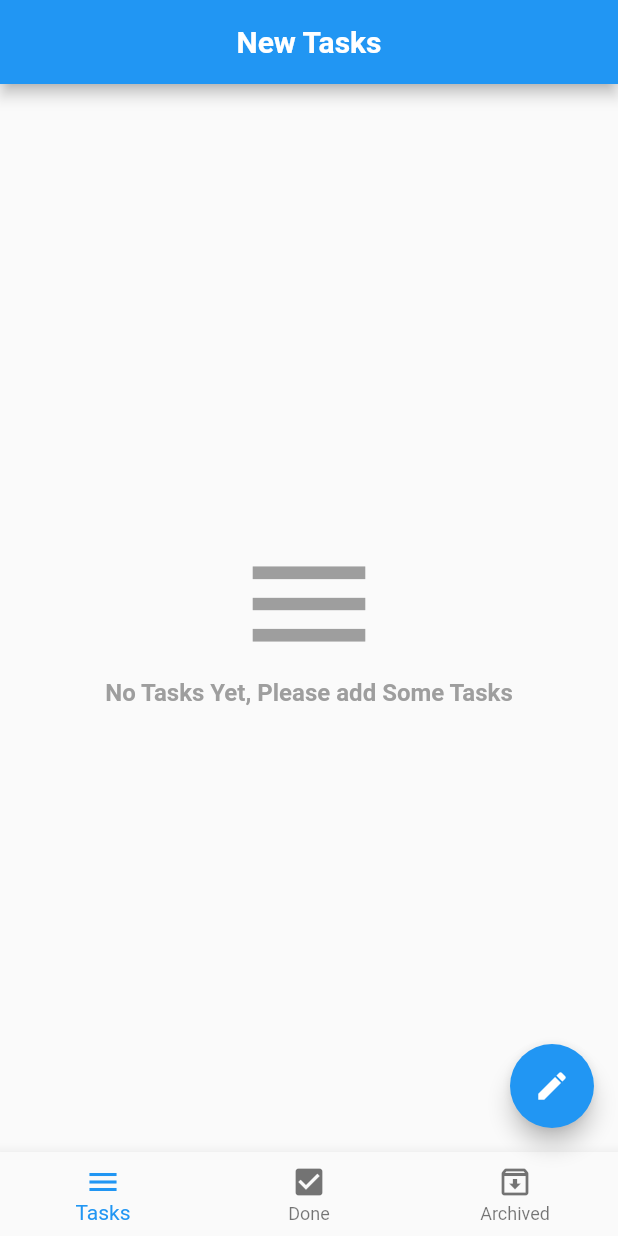
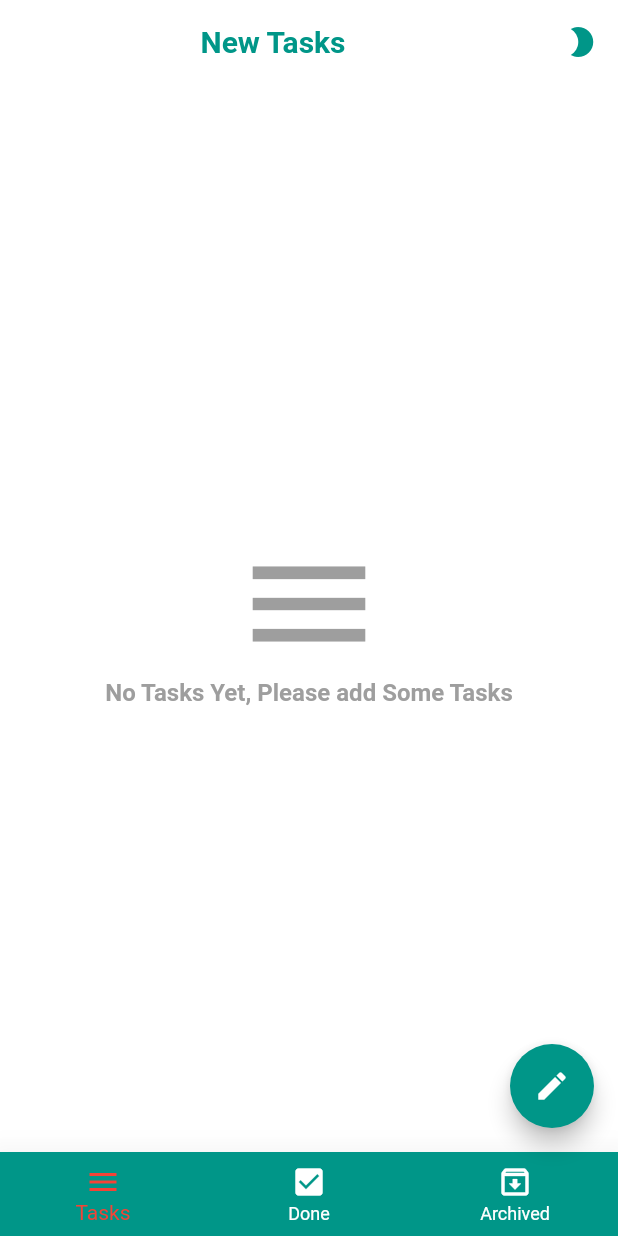
Before and after one commit to EsraaGamal99/TodoApp, a Flutter app: the screen it shows after launch, on a phone screen of 412 x 824 dp. Run offline on Flutter 3.47's test engine with Material 2 defaults, Android fonts, the phone set to English and light mode, and no system bars; our stand-ins replace bloc, conditional_builder, flutter_bloc, shared_preferences, sqflite; accounts and stored records are empty; Roboto replaces fonts that are missing (jannah).

Commit message:
darkMode

```diff
--- a/lib/layout/home_layout.dart
+++ b/lib/layout/home_layout.dart
@@ -10,6 +10,7 @@
 import 'package:todo_app/shared/components/components.dart';
 import 'package:todo_app/shared/cubit/cubit.dart';
 import 'package:todo_app/shared/cubit/states.dart';
+import 'package:todo_app/shared/styels/icon_broken.dart';
 
 class HomeLayout extends StatelessWidget {
 
@@ -22,9 +23,7 @@
 
   @override
   Widget build(BuildContext context) {
-    return BlocProvider(
-      create: (BuildContext context) => AppCubit()..createDataBase(),
-      child: BlocConsumer<AppCubit, AppStates>(
+    return BlocConsumer<AppCubit, AppStates>(
       listener: (BuildContext context, AppStates state) {},
       builder: (BuildContext context, AppStates state) {
         AppCubit cubit = AppCubit.get(context);
@@ -39,6 +38,12 @@
                   ),
                 ),
               ),
+              actions: [
+                IconButton(onPressed: (){
+                  AppCubit.get(context).changeThemeMode();
+                  print(AppCubit.get(context).isDark);
+                }, icon: AppCubit.get(context).isDark?Icon(Icons.mode_night_outlined,):Icon(Icons.mode_night,),),
+              ],
             ),
             body: ConditionalBuilder(
               condition: state != AppGetDatabaseLoadingState(),
@@ -64,6 +69,7 @@
           else {
             scaffoldKey.currentState.showBottomSheet((context) =>
                   Container(
+
                     color: Colors.white,
                     padding: EdgeInsets.all(15.0,),
                     child: Form(
@@ -181,6 +187,5 @@
         ],),
         );
         },
-      ),
     );
   }}
--- a/lib/main.dart
+++ b/lib/main.dart
@@ -1,23 +1,45 @@
 import 'package:bloc/bloc.dart';
 import 'package:flutter/material.dart';
+import 'package:flutter_bloc/flutter_bloc.dart';
 import 'package:todo_app/layout/home_layout.dart';
 import 'package:todo_app/shared/bloc_observer.dart';
+import 'package:todo_app/shared/cubit/cubit.dart';
+import 'package:todo_app/shared/cubit/states.dart';
+import 'package:todo_app/shared/styels/themes.dart';
 
-void main() {
+import 'network/local/cach_helper.dart';
+
+Future<void> main() async {
+
+  WidgetsFlutterBinding.ensureInitialized();
   Bloc.observer = MyBlocObserver();
-  runApp( MyApp());
+  await CacheHelper.init();
+  bool isDark = CacheHelper.getBoolean(key: 'isDark');
+
+  runApp( MyApp(isDark: isDark,));
 
 }
 
 class MyApp extends StatelessWidget {
+  final bool isDark ;
 
+  MyApp({this.isDark});
 
   // This widget is the root of your application.
   @override
   Widget build(BuildContext context) {
-    return MaterialApp(
-      debugShowCheckedModeBanner: false,
-      home: HomeLayout(),
+    return BlocProvider(
+      create: (context) => AppCubit()..createDataBase(),
+      child: BlocConsumer<AppCubit,AppStates>(
+        listener: (context, state) {},
+        builder: (context, state) => MaterialApp(
+          debugShowCheckedModeBanner: false,
+          theme: lightTheme,
+          darkTheme: darkTheme,
+          themeMode: AppCubit.get(context).isDark ? ThemeMode.dark : ThemeMode.light,
+          home: HomeLayout(),
+        ),
+      ),
     );
   }
 }
--- /dev/null
+++ b/lib/network/local/cach_helper.dart
@@ -0,0 +1,31 @@
+import 'package:flutter/cupertino.dart';
+import 'package:shared_preferences/shared_preferences.dart';
+
+class CacheHelper
+{
+
+  static SharedPreferences sharedPreferences ;
+
+  static init() async{
+      sharedPreferences = await SharedPreferences.getInstance();
+  }
+
+  static Future<bool> putBoolean(
+  {
+    @required String key,
+    @required bool value,
+}
+      ) async
+  {
+   return await sharedPreferences.setBool(key, value);
+  }
+
+  static bool getBoolean(
+      {
+        @required String key,
+      }
+      )
+  {
+    return sharedPreferences.getBool(key);
+  }
+}
--- a/lib/shared/cubit/cubit.dart
+++ b/lib/shared/cubit/cubit.dart
@@ -7,6 +7,7 @@
 import '../../modules/archived_tasks.dart';
 import '../../modules/done_tasks.dart';
 import '../../modules/new_tasks.dart';
+import 'package:todo_app/network/local/cach_helper.dart';
 
 class AppCubit extends Cubit<AppStates>{
   AppCubit() : super(AppInitialState());
@@ -144,7 +145,21 @@
      }
 
      );
+  }
 
+  bool isDark = false;
 
+  changeThemeMode({
+    bool modeFromShared,
+  }) {
+    if (modeFromShared != null) {
+      isDark = modeFromShared;
+      emit(AppChangeMode());
+    } else {
+      isDark = !isDark;
+      CacheHelper.putBoolean(key: 'isDark', value: isDark).then((value) {
+        emit(AppChangeMode());
+      });
+    }
   }
 }
--- a/lib/shared/cubit/states.dart
+++ b/lib/shared/cubit/states.dart
@@ -1,6 +1,8 @@
 abstract class AppStates{}
 
 class AppInitialState extends AppStates{}
+
+class AppChangeMode extends AppStates{}
 
 class AppChangeBottomNavBarState extends AppStates{}
 
--- /dev/null
+++ b/lib/shared/networks/local/cach_helper.dart
@@ -0,0 +1,31 @@
+import 'package:flutter/cupertino.dart';
+import 'package:shared_preferences/shared_preferences.dart';
+
+class CacheHelper
+{
+
+  static SharedPreferences sharedPreferences ;
+
+  static init() async{
+      sharedPreferences = await SharedPreferences.getInstance();
+  }
+
+  static Future<bool> putBoolean(
+  {
+    @required String key,
+    @required bool value,
+}
+      ) async
+  {
+   return await sharedPreferences.setBool(key, value);
+  }
+
+  static bool getBoolean(
+      {
+        @required String key,
+      }
+      )
+  {
+    return sharedPreferences.getBool(key);
+  }
+}
--- /dev/null
+++ b/lib/shared/styels/themes.dart
@@ -0,0 +1,113 @@
+import 'package:flutter/material.dart';
+import 'package:flutter/services.dart';
+
+import 'colors.dart';
+
+ThemeData lightTheme = ThemeData(
+  scaffoldBackgroundColor: Colors.white,
+  textTheme: TextTheme(
+    bodyLarge: TextStyle(
+      fontSize: 17.0,
+      fontWeight: FontWeight.w600,
+      color: Colors.black,
+    ),
+    bodySmall:  TextStyle(
+      fontSize: 14.0,
+      fontWeight: FontWeight.w600,
+      color: Colors.white,
+      height: 1.2,
+    ),
+  ),
+  appBarTheme: AppBarTheme(
+    backgroundColor: Colors.white,
+    titleSpacing: 20.0,
+    elevation: 0.0,
+    titleTextStyle: TextStyle(
+      fontSize: 20.0,
+      fontWeight: FontWeight.bold,
+      color: defaultColor,
+      fontFamily: 'jannah',
+    ),
+    toolbarTextStyle:
+    TextStyle(
+      fontSize: 18.0,
+      color: Colors.black,
+      fontWeight: FontWeight.w600,
+    ),
+    iconTheme: IconThemeData(
+      color: defaultColor,
+    ),
+    systemOverlayStyle: SystemUiOverlayStyle(
+      statusBarColor: Colors.white,
+      statusBarIconBrightness: Brightness.dark,
+    ),
+  ),
+  bottomNavigationBarTheme: BottomNavigationBarThemeData(
+    backgroundColor: defaultColor,
+    type: BottomNavigationBarType.fixed,
+    selectedItemColor: selectedItemColorForLightMode,
+    unselectedItemColor: Colors.white,
+    elevation: 20.0,
+
+  ),
+
+
+  fontFamily: 'jannah',
+  primarySwatch: defaultColor,
+
+);
+
+
+
+ThemeData darkTheme = ThemeData(
+  scaffoldBackgroundColor: Color(0xFF333739),
+  textTheme: TextTheme(
+    bodyLarge: TextStyle(
+      fontSize: 18.0,
+      fontWeight: FontWeight.w600,
+      color: Colors.white,
+    ),
+    bodyMedium: TextStyle(
+      fontSize: 14.0,
+      fontWeight: FontWeight.w600,
+      color: Colors.white,
+      height: 1.2,
+    ),
+  ),
+  bottomNavigationBarTheme: BottomNavigationBarThemeData(
+    backgroundColor: Color(0xFF854E6B),
+    type: BottomNavigationBarType.fixed,
+    selectedItemColor: selectedItemColorForDarkMode,
+    unselectedItemColor: Colors.white,
+    elevation: 20.0,
+
+  ),
+  appBarTheme: AppBarTheme(
+    backgroundColor: Color(0xFF333739),
+    titleSpacing: 20.0,
+    elevation: 0.0,
+    titleTextStyle: TextStyle(
+      fontSize: 20.0,
+      fontWeight: FontWeight.bold,
+      color: Colors.white,
+      fontFamily: 'jannah',
+    ),
+    toolbarTextStyle:
+    TextStyle(
+      fontSize: 18.0,
+      color: Colors.white,
+      fontWeight: FontWeight.w600,
+    ),
+    iconTheme: IconThemeData(
+      color: Colors.white,
+    ),
+    systemOverlayStyle: SystemUiOverlayStyle(
+      statusBarColor: Color(0xFF333739),
+      statusBarIconBrightness: Brightness.light,
+    ),
+  ),
+
+  fontFamily: 'jannah',
+  primarySwatch: defaultColor,
+
+);
```
Also changed, not shown: lib/shared/styels/colors.dart (added, +8 -0 lines), lib/shared/styels/icon_broken.dart (added, +115 -0 lines), pubspec.yaml (+5 -6 lines), assets/fonts/icons.ttf (added), assets/fonts/jannah.ttf (added), pubspec.lock, 2 other files. Lines whose indentation alone changed are shown as unchanged.
